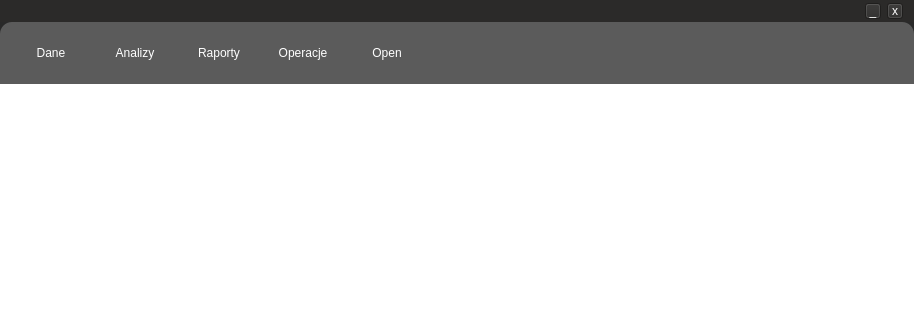
Old version of the form trunk/src/edr/src/hmm_view/ui/toolboxmaindeffile.ui in the repository mk4me/hm-mde-one; both pictures show x 0 to 914 and y 0 to 320 of the 914 by 626 pixel window.
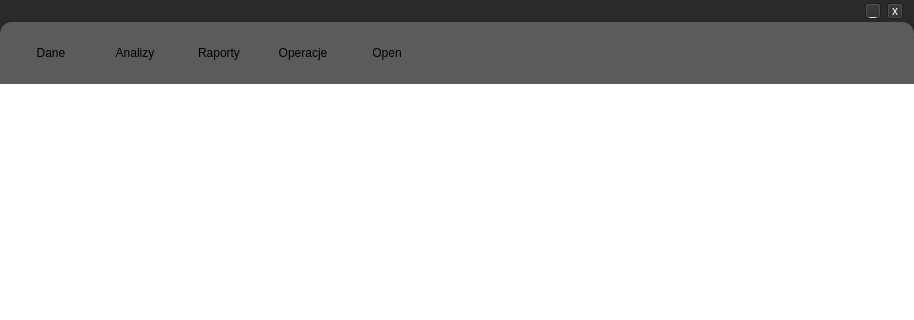
New version of the form. Icons and pictures are not drawn.

Patch:
```diff
--- a/trunk/src/edr/src/hmm_view/ui/toolboxmaindeffile.ui
+++ b/trunk/src/edr/src/hmm_view/ui/toolboxmaindeffile.ui
@@ -293,9 +293,44 @@
        </sizepolicy>
       </property>
       <property name="styleSheet">
-       <string notr="true">     background-color: rgb(91, 91, 91);
+       <string notr="true">QWidget{
+     background-color: rgb(91, 91, 91);
      border-top-right-radius: 12px; 
-     border-top-left-radius: 12px;</string>
+     border-top-left-radius: 12px;
+}
+
+QToolButton[enabled=true] {
+    border-style: solid;
+     border-width: 1px;
+     border-radius: 9px;
+    /*hack! - istniejaca ramka, ktorej nie widac
+				   bez tego ikona rusza sie, w momencie wl/wyl ramki */
+     border-color: rgb(91, 91, 91);
+	color: white; 
+}
+ QToolButton:hover {
+	 border-style: solid;
+     border-width: 1px;
+     border-radius: 9px;
+     border-color: rgb(135, 177, 255);
+	 color: rgb(135, 177, 255);
+ }
+
+QToolButton[enabled=false] {
+     border-style: solid;
+     border-width: 1px;
+     border-radius: 9px;
+     border-color: rgb(91, 91, 91);
+	 color: black;
+}
+
+/* QToolButton:pressed {
+	 border-style: solid;
+     border-width: 1px;
+     border-radius: 9px;
+     border-color: rgb(41, 41, 41);
+	 color: rgb(41, 41, 41);
+ }*/</string>
       </property>
       <layout class="QHBoxLayout" name="horizontalLayout">
        <property name="spacing">
@@ -328,29 +363,7 @@
           </size>
          </property>
          <property name="styleSheet">
-          <string notr="true">QToolButton {
-	/*background-color: rgb(135, 177, 255);*/
-    border-style: solid;
-     border-width: 1px;
-     border-radius: 9px;
-     border-color: rgb(91, 91, 91);
-	color: white; 
-}
- QToolButton:hover {
-	 border-style: solid;
-     border-width: 1px;
-     border-radius: 9px;
-     border-color: rgb(135, 177, 255);
-	 color: rgb(135, 177, 255);
- }
-
-/* QToolButton:pressed {
-	 border-style: solid;
-     border-width: 1px;
-     border-radius: 9px;
-     border-color: rgb(41, 41, 41);
-	 color: rgb(41, 41, 41);
- }*/</string>
+          <string notr="true"/>
          </property>
          <property name="text">
           <string>Dane</string>
@@ -380,6 +393,9 @@
        </item>
        <item>
         <widget class="QToolButton" name="analisisButton">
+         <property name="enabled">
+          <bool>true</bool>
+         </property>
          <property name="minimumSize">
           <size>
            <width>84</width>
@@ -393,29 +409,7 @@
           </size>
          </property>
          <property name="styleSheet">
-          <string notr="true">QToolButton {
-	/*background-color: rgb(135, 177, 255);*/
-    border-style: solid;
-     border-width: 1px;
-     border-radius: 9px;
-     border-color: rgb(91, 91, 91);
-	color: white; 
-}
- QToolButton:hover {
-	 border-style: solid;
-     border-width: 1px;
-     border-radius: 9px;
-     border-color: rgb(135, 177, 255);
-	 color: rgb(135, 177, 255);
- }
-
-/* QToolButton:pressed {
-	 border-style: solid;
-     border-width: 1px;
-     border-radius: 9px;
-     border-color: rgb(41, 41, 41);
-	 color: rgb(41, 41, 41);
- }*/</string>
+          <string notr="true"/>
          </property>
          <property name="text">
           <string>Analizy</string>
@@ -445,6 +439,9 @@
        </item>
        <item>
         <widget class="QToolButton" name="raportsButton">
+         <property name="enabled">
+          <bool>true</bool>
+         </property>
          <property name="minimumSize">
           <size>
            <width>84</width>
@@ -458,29 +455,7 @@
           </size>
          </property>
          <property name="styleSheet">
-          <string notr="true">QToolButton {
-	/*background-color: rgb(135, 177, 255);*/
-    border-style: solid;
-     border-width: 1px;
-     border-radius: 9px;
-     border-color: rgb(91, 91, 91);
-	color: white; 
-}
- QToolButton:hover {
-	 border-style: solid;
-     border-width: 1px;
-     border-radius: 9px;
-     border-color: rgb(135, 177, 255);
-	 color: rgb(135, 177, 255);
- }
-
-/* QToolButton:pressed {
-	 border-style: solid;
-     border-width: 1px;
-     border-radius: 9px;
-     border-color: rgb(41, 41, 41);
-	 color: rgb(41, 41, 41);
- }*/</string>
+          <string notr="true"/>
          </property>
          <property name="text">
           <string>Raporty</string>
@@ -521,29 +496,7 @@
           </size>
          </property>
          <property name="styleSheet">
-          <string notr="true">QToolButton {
-	/*background-color: rgb(135, 177, 255);*/
-    border-style: solid;
-     border-width: 1px;
-     border-radius: 9px;
-     border-color: rgb(91, 91, 91);
-	color: white; 
-}
- QToolButton:hover {
-	 border-style: solid;
-     border-width: 1px;
-     border-radius: 9px;
-     border-color: rgb(135, 177, 255);
-	 color: rgb(135, 177, 255);
- }
-
-/* QToolButton:pressed {
-	 border-style: solid;
-     border-width: 1px;
-     border-radius: 9px;
-     border-color: rgb(41, 41, 41);
-	 color: rgb(41, 41, 41);
- }*/</string>
+          <string notr="true"/>
          </property>
          <property name="text">
           <string>Operacje</string>
@@ -570,6 +523,9 @@
        </item>
        <item>
         <widget class="QToolButton" name="openButton">
+         <property name="enabled">
+          <bool>true</bool>
+         </property>
          <property name="minimumSize">
           <size>
            <width>84</width>
@@ -577,23 +533,7 @@
           </size>
          </property>
          <property name="styleSheet">
-          <string notr="true">QToolButton {
-	/*background-color: rgb(135, 177, 255);*/
-    border-style: solid;
-     border-width: 1px;
-     border-radius: 9px;
-     border-color: rgb(91, 91, 91);
-	color: white; 
-}
- QToolButton:hover {
-	 border-style: solid;
-     border-width: 1px;
-     border-radius: 9px;
-     border-color: rgb(135, 177, 255);
-	 color: rgb(135, 177, 255);
- }
-
-</string>
+          <string notr="true"/>
          </property>
          <property name="text">
           <string>Open</string>
```
Left out of the diff: 6 changed lines with no effect on the pictures.
